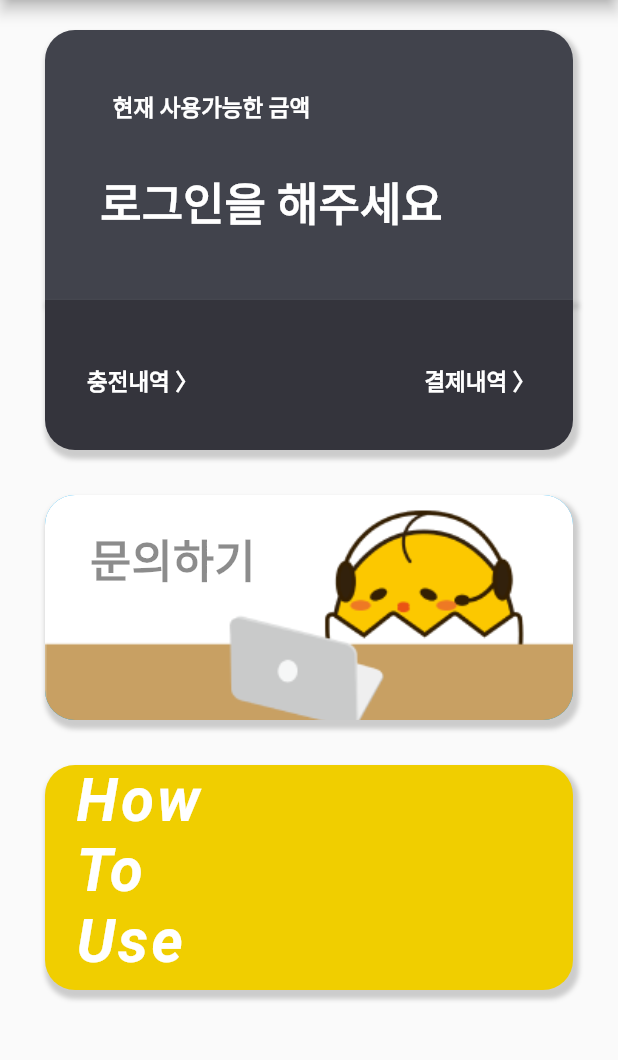
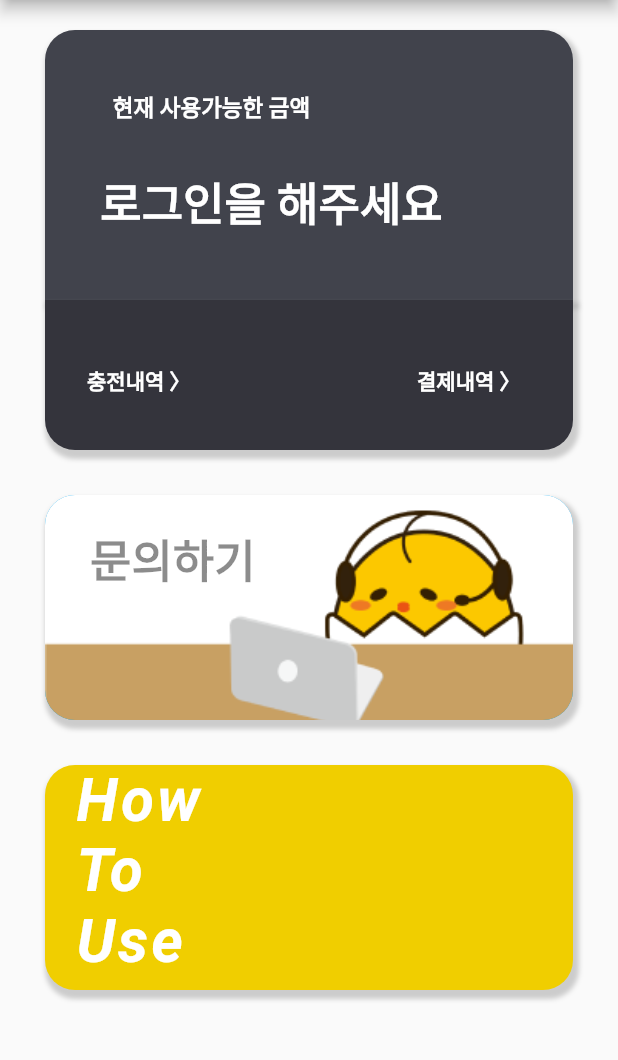
Before and after one commit to DevCoopBSM/DevCoop_mobile_v1, a Flutter app: the screen it shows after launch, on a phone screen of 412 x 824 dp, the part 84-1144 px from its top. Run offline on Flutter 3.47's test engine with Material 2 defaults, Android fonts, the light colour scheme and no system bars; our stand-ins replace shared_preferences.

Commit message:
FIX :: font size

```diff
--- a/lib/main.dart
+++ b/lib/main.dart
@@ -216,7 +216,7 @@ class _MyAppState extends State<MyApp> {
                             child: Text(
                               "충전내역 〉",
                               style: TextStyle(
-                                fontSize: 15,
+                                fontSize: 14,
                                 fontWeight: FontWeight.bold,
                                 color: Colors.white,
                               ),
@@ -241,7 +241,7 @@ class _MyAppState extends State<MyApp> {
                           child: Text(
                             "결제내역 〉",
                             style: TextStyle(
-                              fontSize: 15,
+                              fontSize: 14,
                               fontWeight: FontWeight.bold,
                               color: Colors.white,
                             ),
```
